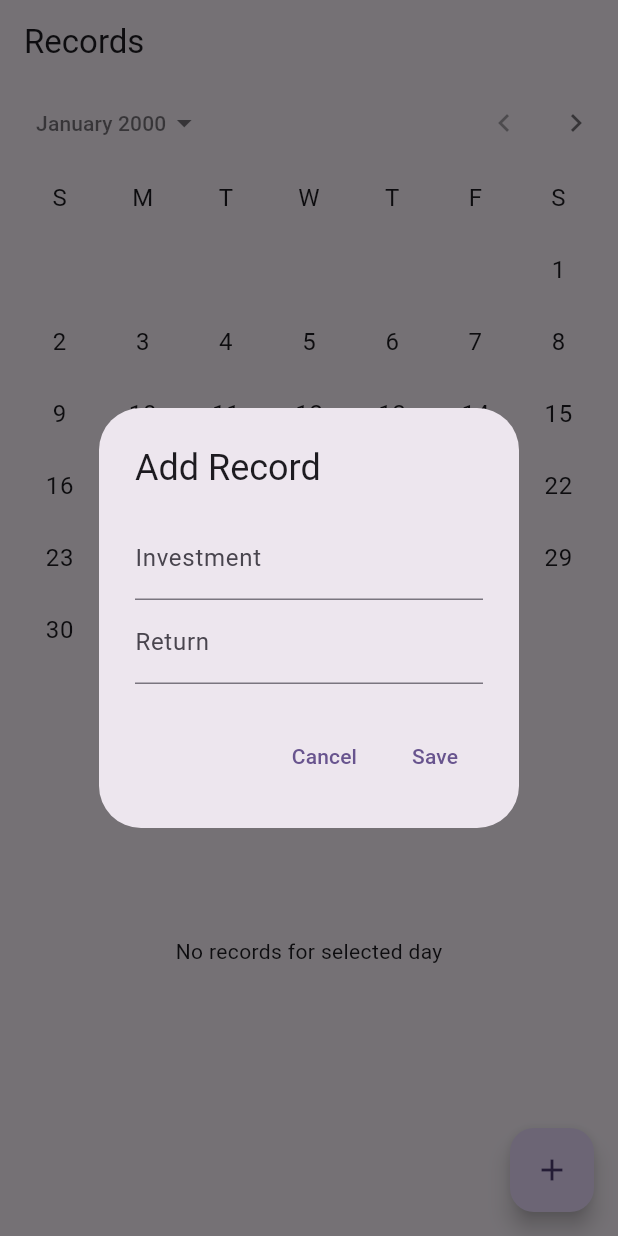
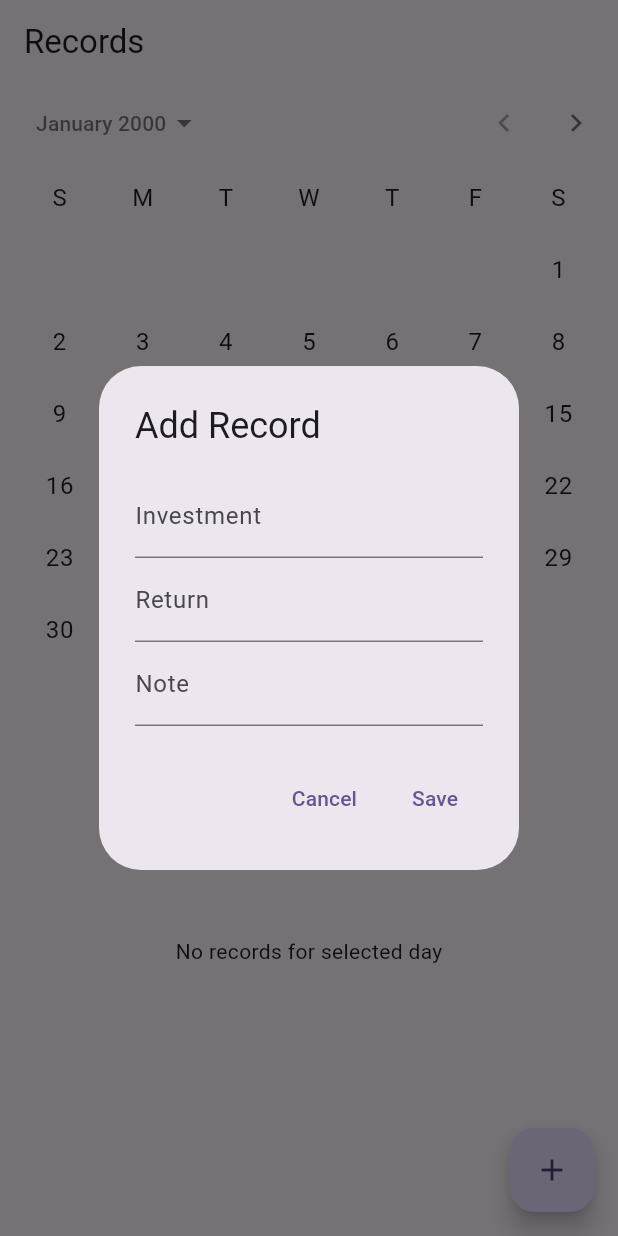
Before and after one commit to FAL-coffee/ps_log, a Flutter app: the screen it shows after launch, after a tap on the "add" icon, on a phone screen of 412 x 824 dp. Run offline on Flutter 3.47's test engine with Material 3 defaults, Android fonts, the light colour scheme and no system bars.

Commit message:
Add note field to records

```diff
--- a/lib/main.dart
+++ b/lib/main.dart
@@ -38,6 +38,7 @@
   void _addRecord() {
     final investmentController = TextEditingController();
     final returnController = TextEditingController();
+    final noteController = TextEditingController();
     showDialog(
       context: context,
       builder: (context) {
@@ -58,6 +59,11 @@
                 keyboardType: TextInputType.number,
                 decoration: const InputDecoration(labelText: 'Return'),
               ),
+              TextField(
+                key: const Key('noteField'),
+                controller: noteController,
+                decoration: const InputDecoration(labelText: 'Note'),
+              ),
             ],
           ),
           actions: [
@@ -69,11 +75,13 @@
               onPressed: () {
                 final investment = int.tryParse(investmentController.text) ?? 0;
                 final returnAmount = int.tryParse(returnController.text) ?? 0;
+                final note = noteController.text;
                 setState(() {
                   _records.add(Record(
                     date: _selectedDate,
                     investment: investment,
                     returnAmount: returnAmount,
+                    note: note.isEmpty ? null : note,
                   ));
                 });
                 Navigator.of(context).pop();
@@ -114,7 +122,14 @@
                       return ListTile(
                         title: Text(
                             'Investment: \$${record.investment}, Return: \$${record.returnAmount}'),
-                        subtitle: Text('Profit: \$${record.profit}'),
+                        subtitle: Column(
+                          crossAxisAlignment: CrossAxisAlignment.start,
+                          children: [
+                            Text('Profit: \$${record.profit}'),
+                            if (record.note != null)
+                              Text('Note: ${record.note}')
+                          ],
+                        ),
                       );
                     },
                   ),
```
Also changed, not shown: 1 other file.
